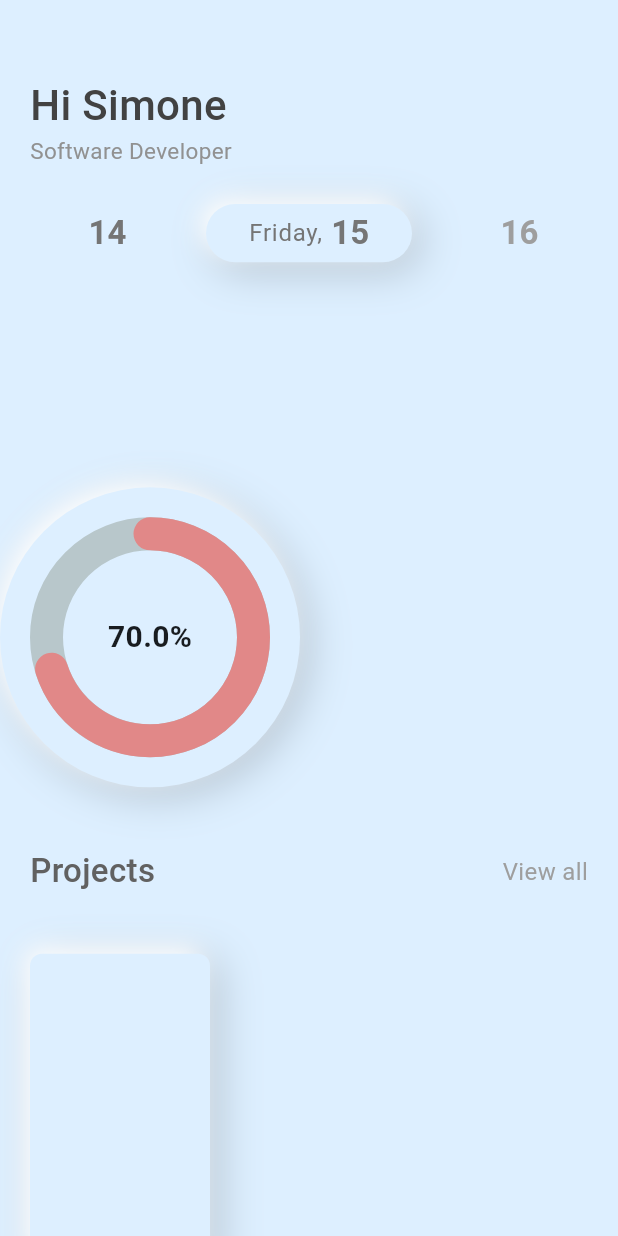
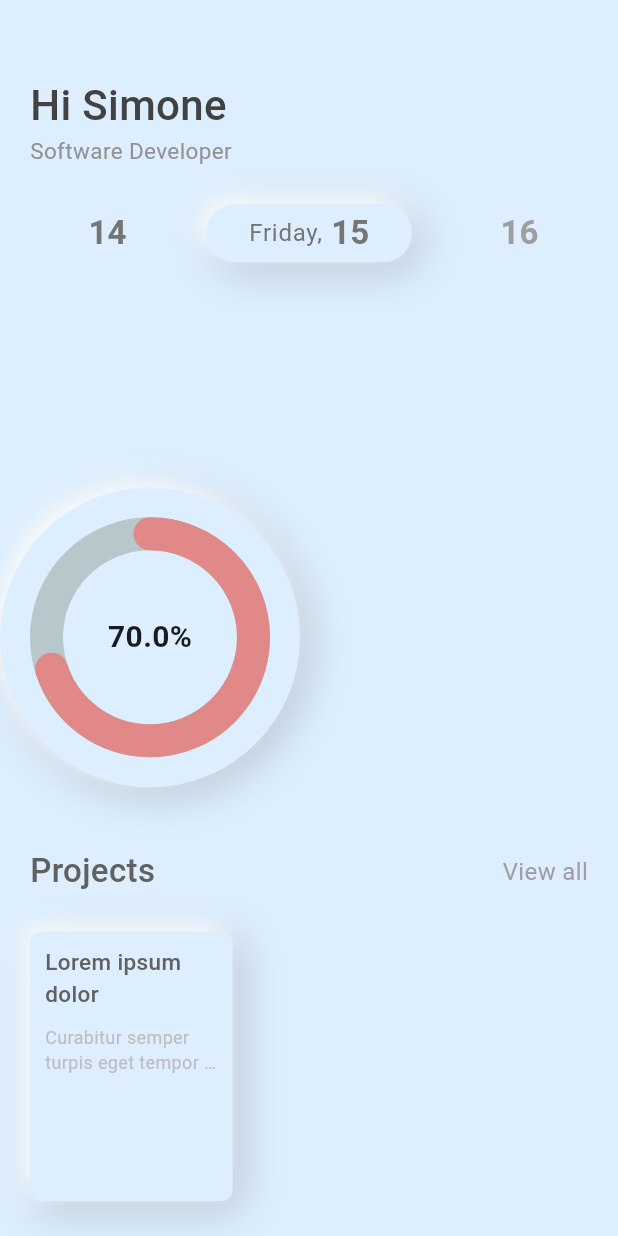
Before and after one commit to homemadepasta/neotimetracking, a Flutter app: the screen it shows after launch, on a phone screen of 412 x 824 dp. Run offline on Flutter 3.47's test engine with Material 3 defaults, Android fonts, the phone set to English and light mode, and no system bars; drawn by our look-alikes of carousel_slider, percent_indicator.

Commit message:
:construction: Fix projects

```diff
--- a/lib/main.dart
+++ b/lib/main.dart
@@ -207,10 +207,11 @@ class _MyHomePageState extends State<MyHomePage> {
       Row(
         children: [
           Padding(
-            padding: const EdgeInsets.all(20),
+            padding: const EdgeInsets.symmetric(horizontal: 20, vertical: 5),
             child: Container(
-              width: 120,
-              height: 210,
+              padding: const EdgeInsets.all(10),
+              width: 135,
+              height: 180,
               decoration: const BoxDecoration(
                   borderRadius: BorderRadius.all(Radius.circular(8)),
                   color: Color.fromARGB(255, 221, 239, 255),
@@ -230,6 +231,28 @@ class _MyHomePageState extends State<MyHomePage> {
                         blurStyle: BlurStyle.normal,
                         spreadRadius: -1)
                   ]),
+              child: Column(
+                children: [
+                  Text(
+                    'Lorem ipsum dolor',
+                    style: TextStyle(
+                        fontWeight: FontWeight.w500,
+                        fontSize: 15,
+                        color: Colors.grey.shade700),
+                  ),
+                  const SizedBox(height: 10),
+                  Text(
+                    'Curabitur semper turpis eget tempor tempus. Nulla nec ligula eleifend, fermentum risus eget, luctus libero.',
+                    textAlign: TextAlign.left,
+                    maxLines: 2,
+                    style: TextStyle(
+                        overflow: TextOverflow.ellipsis,
+                        fontWeight: FontWeight.w400,
+                        fontSize: 12,
+                        color: Colors.grey.shade400),
+                  )
+                ],
+              ),
             ),
           )
         ],
```
